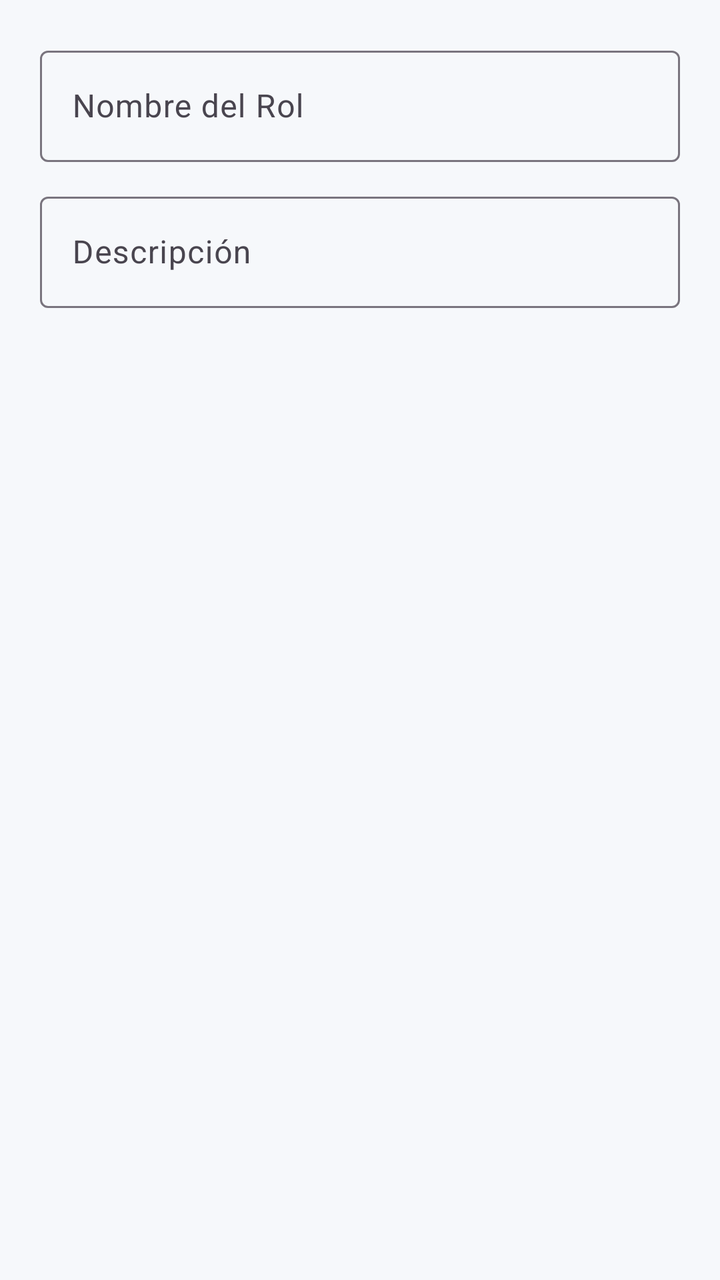
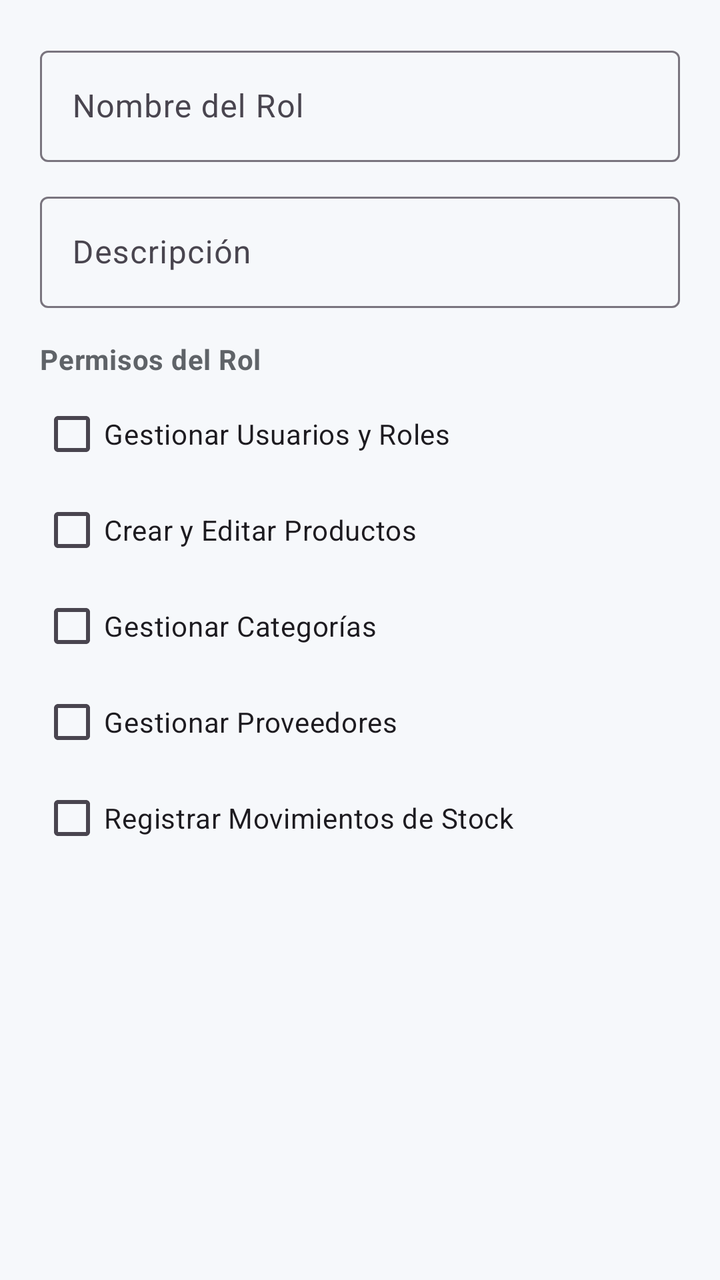

Two renders of the same Android screen: before a commit and after it. Below are the layout's source before the change and the commit's diff.
<!-- AndroidManifest.xml: application theme Theme.SistemaBodegaAppAndroid -->
<!-- res/layout/dialog_add_rol.xml -->
<?xml version="1.0" encoding="utf-8"?>
<LinearLayout xmlns:android="http://schemas.android.com/apk/res/android"
    xmlns:app="http://schemas.android.com/apk/res-auto"
    android:layout_width="match_parent"
    android:layout_height="wrap_content"
    android:orientation="vertical"
    android:padding="20dp">

    <com.google.android.material.textfield.TextInputLayout
        android:id="@+id/tilNombreRol"
        style="@style/Widget.Material3.TextInputLayout.OutlinedBox"
        android:layout_width="match_parent"
        android:layout_height="wrap_content"
        android:hint="@string/hint_nombre_rol">

        <com.google.android.material.textfield.TextInputEditText
            android:id="@+id/etNombreRol"
            android:layout_width="match_parent"
            android:layout_height="wrap_content"
            android:inputType="textCapWords"
            android:maxLines="1" />
    </com.google.android.material.textfield.TextInputLayout>

    <com.google.android.material.textfield.TextInputLayout
        android:id="@+id/tilDescripcionRol"
        style="@style/Widget.Material3.TextInputLayout.OutlinedBox"
        android:layout_width="match_parent"
        android:layout_height="wrap_content"
        android:layout_marginTop="12dp"
        android:hint="@string/hint_descripcion_rol">

        <com.google.android.material.textfield.TextInputEditText
            android:id="@+id/etDescripcionRol"
            android:layout_width="match_parent"
            android:layout_height="wrap_content"
            android:inputType="textMultiLine"
            android:maxLines="3" />
    </com.google.android.material.textfield.TextInputLayout>

</LinearLayout>
<!-- resources referenced by this layout -->
<resources>
  <string name="hint_descripcion_rol">Descripción</string>
  <string name="hint_nombre_rol">Nombre del Rol</string>
  <style name="Theme.SistemaBodegaAppAndroid" parent="Base.Theme.SistemaBodegaAppAndroid" />
  <style name="Base.Theme.SistemaBodegaAppAndroid" parent="Theme.Material3.DayNight.NoActionBar">
          <item name="colorPrimary">@color/primary</item>
          <item name="colorOnPrimary">@color/white</item>
          <item name="colorPrimaryContainer">@color/primary_container</item>
          <item name="colorSecondary">@color/accent</item>
          <item name="colorSurface">@color/surface</item>
          <item name="android:colorBackground">@color/background</item>
          <item name="android:statusBarColor">@color/primary_dark</item>
          <item name="android:navigationBarColor">@color/background</item>
      </style>
  <color name="primary">#1565C0</color>
  <color name="white">#FFFFFFFF</color>
  <color name="primary_container">#B3DEFF</color>
  <color name="accent">#E76E1A</color>
  <color name="surface">#FFFFFF</color>
  <color name="background">#F6F8FB</color>
  <color name="primary_dark">#1457AC</color>
</resources>

<!-- the commit's change to res/layout/dialog_add_rol.xml (unified diff, before → after) -->
@@ -37,4 +37,44 @@
             android:maxLines="3" />
     </com.google.android.material.textfield.TextInputLayout>
 
+    <TextView
+        android:layout_width="match_parent"
+        android:layout_height="wrap_content"
+        android:layout_marginTop="16dp"
+        android:text="Permisos del Rol"
+        android:textAppearance="@style/TextAppearance.Material3.BodyMedium"
+        android:textColor="@color/text_secondary"
+        android:textStyle="bold" />
+
+    <CheckBox
+        android:id="@+id/cbPermisoUsuarios"
+        android:layout_width="match_parent"
+        android:layout_height="wrap_content"
+        android:layout_marginTop="4dp"
+        android:text="Gestionar Usuarios y Roles" />
+
+    <CheckBox
+        android:id="@+id/cbPermisoProductos"
+        android:layout_width="match_parent"
+        android:layout_height="wrap_content"
+        android:text="Crear y Editar Productos" />
+
+    <CheckBox
+        android:id="@+id/cbPermisoCategorias"
+        android:layout_width="match_parent"
+        android:layout_height="wrap_content"
+        android:text="Gestionar Categorías" />
+
+    <CheckBox
+        android:id="@+id/cbPermisoProveedores"
+        android:layout_width="match_parent"
+        android:layout_height="wrap_content"
+        android:text="Gestionar Proveedores" />
+
+    <CheckBox
+        android:id="@+id/cbPermisoMovimientos"
+        android:layout_width="match_parent"
+        android:layout_height="wrap_content"
+        android:text="Registrar Movimientos de Stock" />
+
 </LinearLayout>
<!-- resource entries referenced after the edit -->
@@ -1,5 +1,6 @@
 <!-- resources referenced by this layout -->
 <resources>
+  <color name="text_secondary">#5F6368</color>
   <string name="hint_descripcion_rol">Descripción</string>
   <string name="hint_nombre_rol">Nombre del Rol</string>
   <style name="Theme.SistemaBodegaAppAndroid" parent="Base.Theme.SistemaBodegaAppAndroid" />
